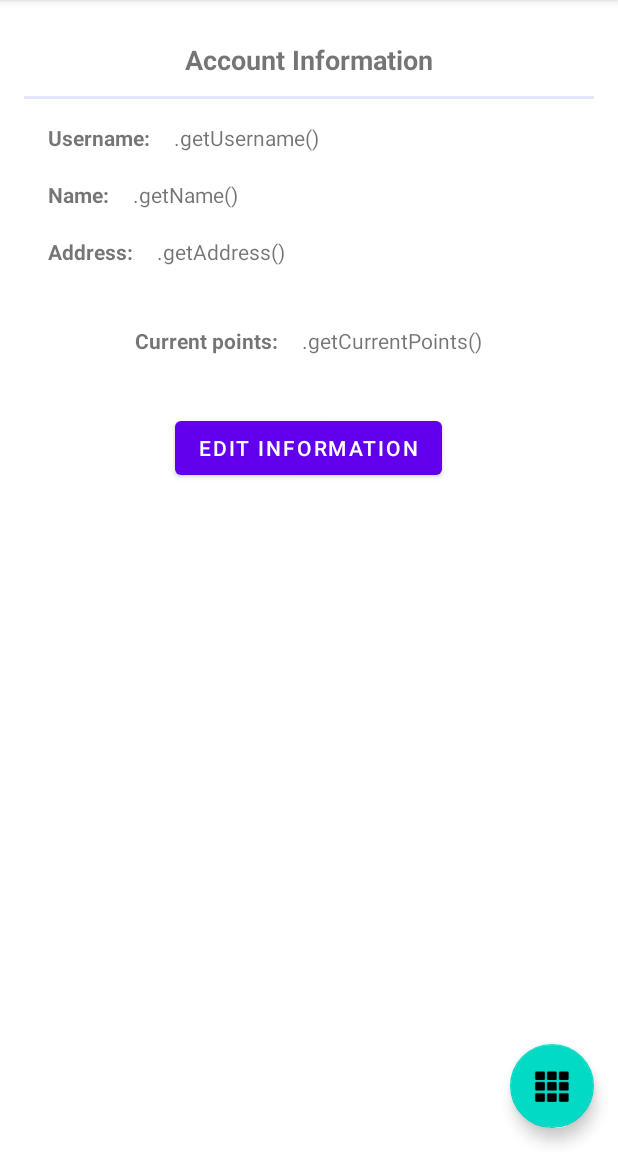
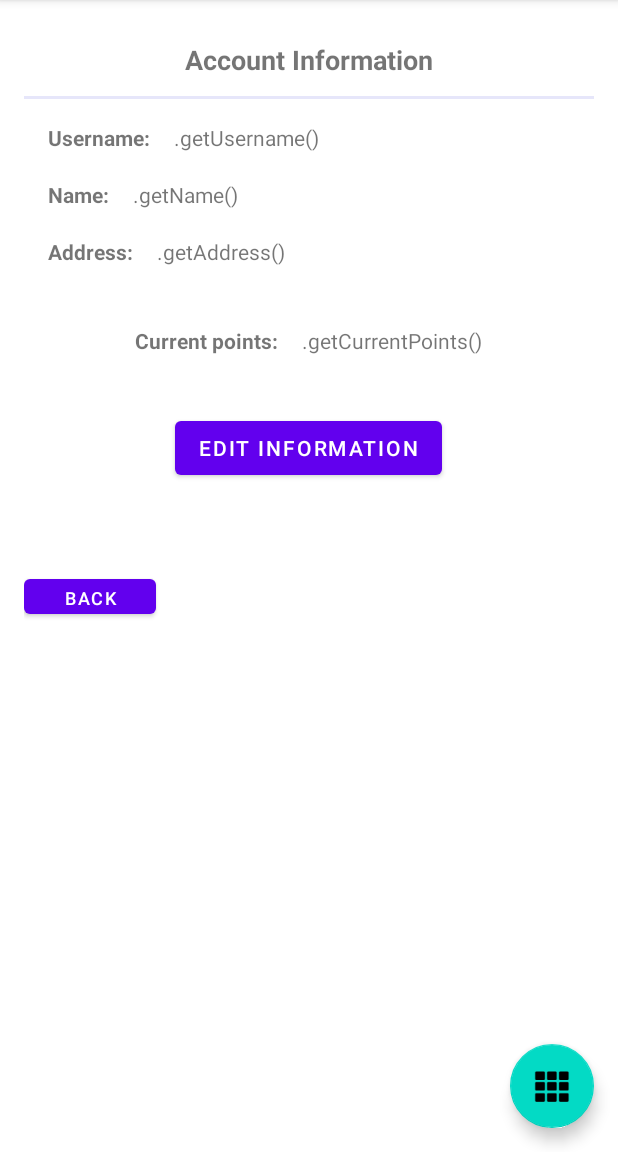
Before and after one commit to McGill-ECSE321-Winter2022/project-group-group-07, an Android app: the AccountInfoFragment screen opened through its navigation route, on a phone screen of 412 x 824 dp, the part 84-1236 px from its top. Run offline under Robolectric (Android 15) with nearby library versions, the light colour scheme and no system bars; our stand-ins replace navigation-ui; libraries missing offline, so code that uses them is left out: com.loopj.android, cz.msebera.android; 2 statements that could not run were skipped.

Commit message:
NonCustAccInfo

```diff
--- a/GroceryStore-Android/app/src/main/java/ca/mcgill/ecse321/grocerystore/AccountInfoFragment.java
+++ b/GroceryStore-Android/app/src/main/java/ca/mcgill/ecse321/grocerystore/AccountInfoFragment.java
@@ -63,6 +63,14 @@ public class AccountInfoFragment extends Fragment {
             }
         });
 
+        accountInfoView.findViewById(R.id.AccountInfoToProfile).setOnClickListener(new View.OnClickListener() {
+            @Override
+            public void onClick(View view) {
+                NavHostFragment.findNavController(AccountInfoFragment.this)
+                        .navigate(R.id.action_AccountInfoFragment_to_CustomerProfileFragment);
+            }
+        });
+
 
     }
 
--- a/GroceryStore-Android/app/src/main/res/layout/fragment_account_info.xml
+++ b/GroceryStore-Android/app/src/main/res/layout/fragment_account_info.xml
@@ -17,6 +17,8 @@
     <LinearLayout
         android:layout_width="match_parent"
         android:layout_height="match_parent"
+        android:layout_alignParentStart="true"
+        android:layout_alignParentBottom="true"
         android:orientation="vertical">
 
         <TextView
@@ -137,6 +139,22 @@
             android:layout_gravity="center"
             android:text="@string/editAccountInfo_button" />
 
+        <LinearLayout
+            android:layout_width="match_parent"
+            android:layout_height="57dp"
+            android:gravity="center_horizontal"
+            android:orientation="horizontal">
+        </LinearLayout>
+
+        <Button
+            android:id="@+id/AccountInfoToProfile"
+            android:layout_width="wrap_content"
+            android:layout_height="35dp"
+            android:layout_gravity="bottom"
+            android:layout_marginRight="143dp"
+            android:text="@string/return_button"
+            android:textSize="12dp" />
+
     </LinearLayout>
 
 </RelativeLayout>
--- a/GroceryStore-Android/app/src/main/res/navigation/nav_graph.xml
+++ b/GroceryStore-Android/app/src/main/res/navigation/nav_graph.xml
@@ -88,6 +88,12 @@
         <action
             android:id="@+id/action_NonCustomerInfoFragment_to_EditInfoFragment"
             app:destination="@id/EditInfoFragment" />
+        <action
+            android:id="@+id/action_NonCustomerInfoFragment_to_EmployeeProfileFragment"
+            app:destination="@id/EmployeeProfileFragment" />
+        <action
+            android:id="@+id/action_NonCustomerInfoFragment_to_OwnerProfileFragment"
+            app:destination="@id/OwnerProfileFragment" />
     </fragment>
 
     <fragment
@@ -107,6 +113,9 @@
         <action
             android:id="@+id/action_AccountInfoFragment_to_EditInfoFragment"
             app:destination="@id/EditInfoFragment" />
+        <action
+            android:id="@+id/action_AccountInfoFragment_to_CustomerProfileFragment"
+            app:destination="@id/CustomerProfileFragment" />
     </fragment>
 
     <fragment
```
Also changed, not shown: GroceryStore-Android/app/src/main/java/ca/mcgill/ecse321/grocerystore/NonCustomerAccInfoFragment.java (+20 -5 lines), GroceryStore-Android/app/src/main/res/layout/fragment_non_customer_acc_info.xml (+16 -0 lines).
